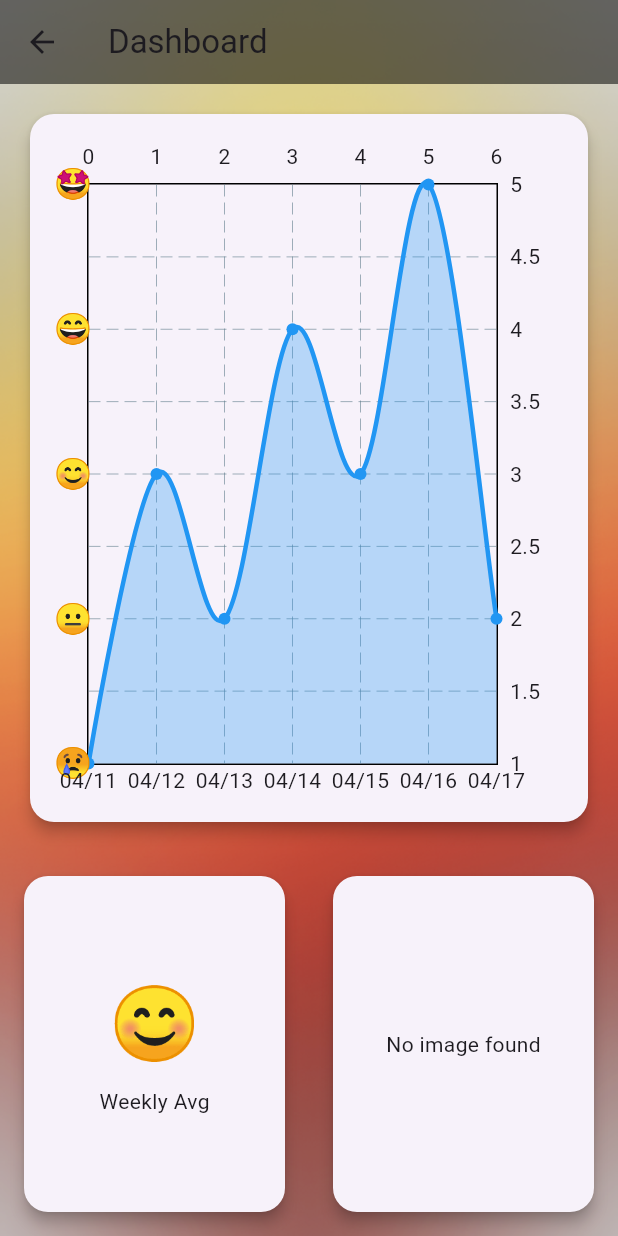
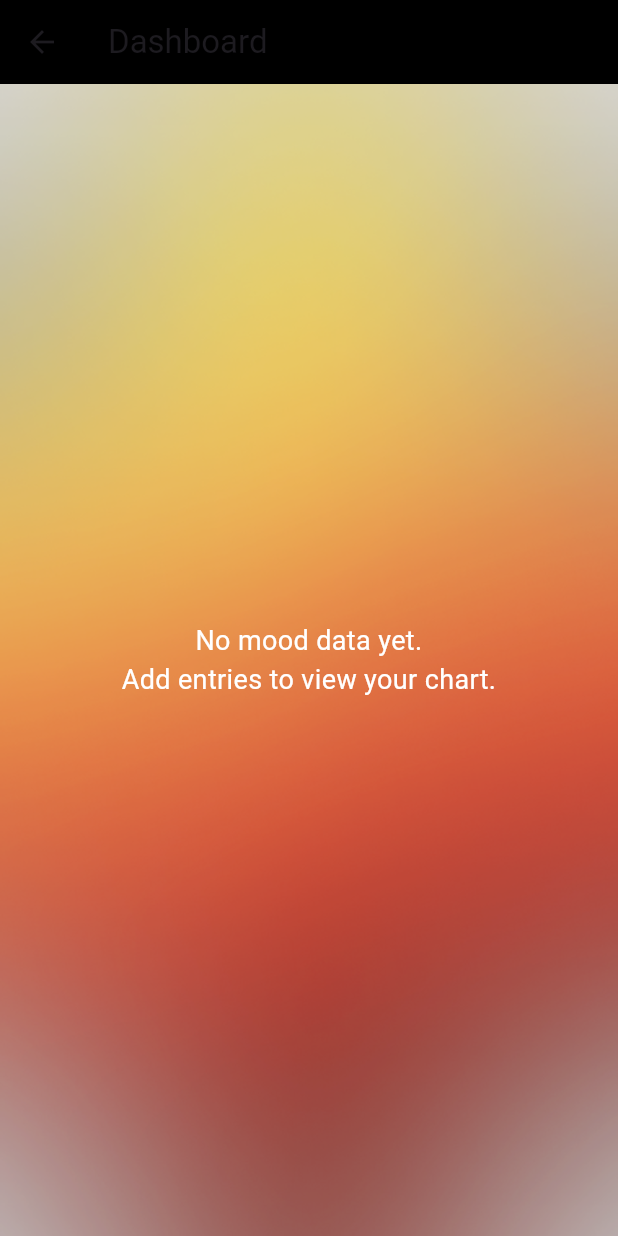
Before and after one commit to Sallam124/viva_journal, a Flutter app: the DashboardScreen screen opened by its route, on a phone screen of 412 x 824 dp. Run offline on Flutter 3.47's test engine with Material 3 defaults, Android fonts, the phone set to English and light mode, and no system bars; drawn by our look-alikes of fl_chart; our stand-ins replace carousel_slider, cloud_firestore, email_validator, firebase_auth, firebase_core, flutter_svg and 5 more; missing offline and left inert: flutter_sound; accounts and stored records are empty; generated files the repository leaves out were written again; Roboto replaces fonts that are missing (SF Pro Display).

Commit message:
Update dashboard_screen.dart
..

```diff
--- a/viva_journal/lib/screens/dashboard_screen.dart
+++ b/viva_journal/lib/screens/dashboard_screen.dart
@@ -3,21 +3,83 @@ import 'package:flutter/foundation.dart' show kIsWeb;
 import 'package:flutter/material.dart';
 import 'package:fl_chart/fl_chart.dart';
 import 'package:intl/intl.dart';
+import '../database/database.dart';
 
-class DashboardScreen extends StatelessWidget {
-  final List<double> moodData = [1, 3, 2, 4, 3, 5, 2];
+class DashboardScreen extends StatefulWidget {
+  const DashboardScreen({super.key});
+
+  @override
+  State<DashboardScreen> createState() => _DashboardScreenState();
+}
+
+class _DashboardScreenState extends State<DashboardScreen> {
+  final dbHelper = DatabaseHelper();
   final List<String> emojiLabels = ['😢', '😐', '😊', '😄', '🤩'];
-  final List<DateTime> moodDates = List.generate(
-    7,
-        (index) => DateTime.now().subtract(Duration(days: 6 - index)),
-  );
-  final String lastWeekPicPath = '/storage/emulated/0/Download/sample.jpg';
+  List<MoodEntry> moodEntries = [];
+
+  @override
+  void initState() {
+    super.initState();
+    _loadData();
+  }
+
+  Future<void> _loadData() async {
+    final now = DateTime.now();
+    final List<MoodEntry> result = [];
+
+    for (int i = 6; i >= 0; i--) {
+      final date = DateTime(now.year, now.month, now.day).subtract(Duration(days: i));
+      final formattedDate = date.toIso8601String().substring(0, 10);
+      final mood = await dbHelper.getMoodForDay(formattedDate);
+
+      if (mood != null && double.tryParse(mood.mood) != null && double.parse(mood.mood) > 0) {
+        result.add(mood);
+      }
+    }
+
+    setState(() {
+      moodEntries = result;
+    });
+  }
 
   @override
   Widget build(BuildContext context) {
-    double avg = moodData.reduce((a, b) => a + b) / moodData.length;
-    int avgMood = avg.round().clamp(1, 5);
-    String avgEmoji = emojiLabels[avgMood - 1];
+    if (moodEntries.isEmpty) {
+      return Scaffold(
+        backgroundColor: Colors.black,
+        appBar: AppBar(
+          title: const Text('Dashboard'),
+          backgroundColor: Colors.black87,
+        ),
+        body: Stack(
+          children: [
+            Positioned.fill(
+              child: Image.asset(
+                'assets/images/background.png',
+                fit: BoxFit.cover,
+              ),
+            ),
+            const Center(
+              child: Text(
+                'No mood data yet.\nAdd entries to view your chart.',
+                style: TextStyle(color: Colors.white, fontSize: 18),
+                textAlign: TextAlign.center,
+              ),
+            ),
+          ],
+        ),
+      );
+    }
+
+    final moodValues = moodEntries.map((e) => double.parse(e.mood)).toList();
+    final moodDates = moodEntries.map((e) => DateTime.parse(e.date)).toList();
+
+    final avg = moodValues.fold(0.0, (a, b) => a + b) / moodValues.length;
+    final avgEmoji = emojiLabels[avg.round().clamp(1, 5) - 1];
+
+    final latestImage = moodEntries
+        .lastWhere((e) => e.input.endsWith('.jpg') || e.input.endsWith('.png'), orElse: () => MoodEntry(mood: '0', date: '', input: ''))
+        .input;
 
     return Stack(
       children: [
@@ -31,7 +93,7 @@ class DashboardScreen extends StatelessWidget {
           backgroundColor: Colors.transparent,
           appBar: AppBar(
             title: const Text("Dashboard"),
-            backgroundColor: Colors.black54,
+            backgroundColor: Colors.black87,
           ),
           body: Column(
             children: [
@@ -55,7 +117,7 @@ class DashboardScreen extends StatelessWidget {
                                 showTitles: true,
                                 interval: 1,
                                 getTitlesWidget: (value, meta) {
-                                  final int index = value.toInt();
+                                  final index = value.toInt();
                                   if (index >= 0 && index < moodDates.length) {
                                     return Text(DateFormat('MM/dd').format(moodDates[index]));
                                   }
@@ -68,11 +130,8 @@ class DashboardScreen extends StatelessWidget {
                                 showTitles: true,
                                 interval: 1,
                                 getTitlesWidget: (value, meta) {
-                                  int mood = value.toInt().clamp(1, 5);
-                                  return Text(
-                                    emojiLabels[mood - 1],
-                                    style: const TextStyle(fontSize: 20),
-                                  );
+                                  final mood = value.toInt().clamp(1, 5);
+                                  return Text(emojiLabels[mood - 1], style: const TextStyle(fontSize: 20));
                                 },
                               ),
                             ),
@@ -82,8 +141,8 @@ class DashboardScreen extends StatelessWidget {
                           lineBarsData: [
                             LineChartBarData(
                               spots: List.generate(
-                                moodData.length,
-                                    (index) => FlSpot(index.toDouble(), moodData[index]),
+                                moodValues.length,
+                                    (i) => FlSpot(i.toDouble(), moodValues[i]),
                               ),
                               isCurved: true,
                               color: Colors.blue,
@@ -102,12 +161,12 @@ class DashboardScreen extends StatelessWidget {
                 ),
               ),
 
-              /// Mood Avg + Weekly Image
+              /// Bottom widgets
               Expanded(
                 flex: 1,
                 child: Row(
                   children: [
-                    /// Mood Avg
+                    /// Emoji card
                     Expanded(
                       child: Card(
                         margin: const EdgeInsets.all(16),
@@ -126,7 +185,7 @@ class DashboardScreen extends StatelessWidget {
                       ),
                     ),
 
-                    /// Weekly Image
+                    /// Image card
                     Expanded(
                       child: Card(
                         margin: const EdgeInsets.all(16),
@@ -135,10 +194,10 @@ class DashboardScreen extends StatelessWidget {
                         child: ClipRRect(
                           borderRadius: BorderRadius.circular(16),
                           child: kIsWeb
-                              ? const Center(child: Text('Image not supported on Web'))
-                              : File(lastWeekPicPath).existsSync()
-                              ? Image.file(File(lastWeekPicPath), fit: BoxFit.cover)
-                              : const Center(child: Text('No image found')),
+                              ? const Center(child: Text("Image not supported on Web"))
+                              : File(latestImage).existsSync()
+                              ? Image.file(File(latestImage), fit: BoxFit.cover)
+                              : const Center(child: Text("No image found")),
                         ),
                       ),
                     ),
```
